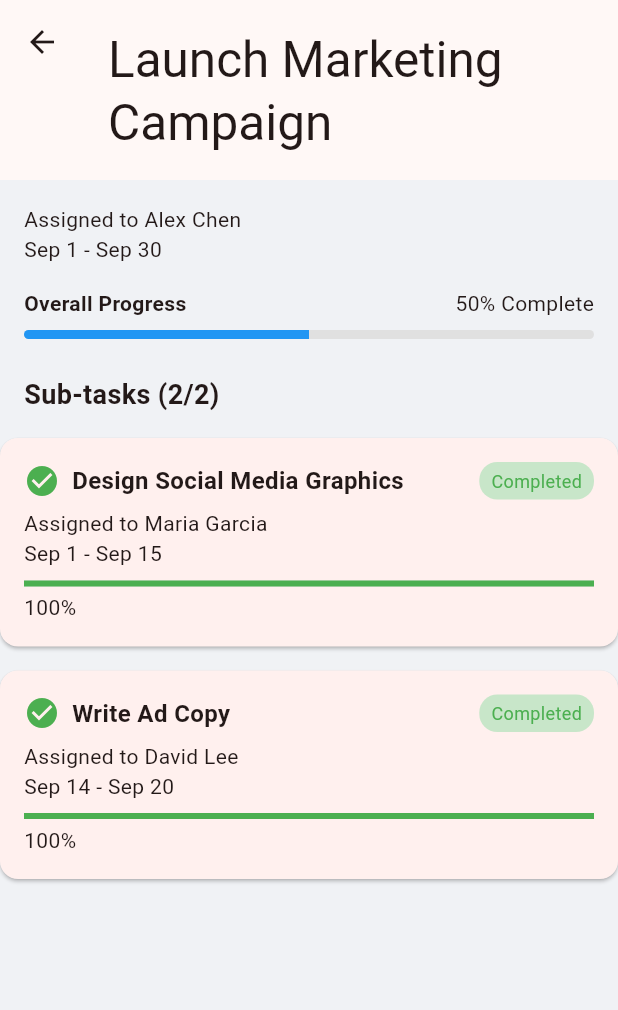
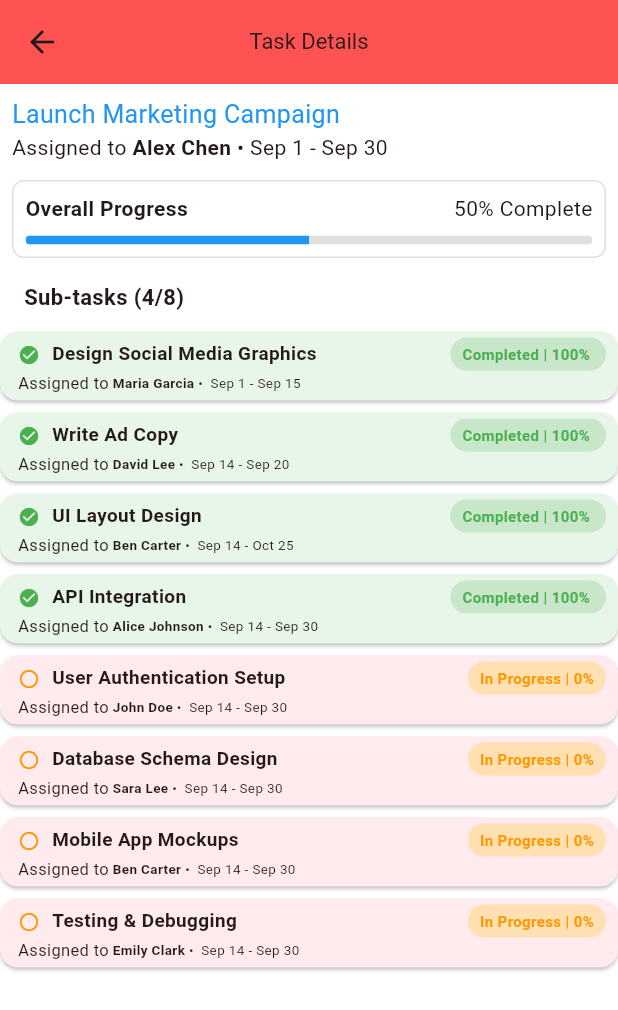
Before and after one commit to jubinkhan007/OnTrack, a Flutter app: the TaskDetailsScreen screen opened directly with empty values, on a phone screen of 412 x 824 dp. Shown: the top 1010 px of the screen. Run offline on Flutter 3.47's test engine with Material 3 defaults, Android fonts, the phone set to English and light mode, and no system bars; our stand-ins replace cached_network_image, device_info_plus, dio, firebase_core, firebase_messaging, flutter_image_compress and 12 more; accounts and stored records are empty; network calls fail; key blocks and very long unbroken strings in the code were emptied for the run.

Commit message:
Design Details task view

```diff
--- a/lib/config/strings.dart
+++ b/lib/config/strings.dart
@@ -45,6 +45,7 @@ class Strings {
   static const String select_priority = 'Select priority';
   static const String select = 'Select';
   static const String tasks = 'Tasks';
+  static const String task_details = 'Task Details';
   static const String setting = 'Setting';
   static const String add_staff = 'Add Staff';
   static const String first_task_entry = 'First Task Entry';
@@ -130,5 +131,9 @@ class Strings {
   /// NEW TASK \\\
  static const String createdByMe = "Created By Me";
  static const String assignedToMe = "Assigned To Me";
+ static const String assignedTo = "Assigned to";
+ static const String overAllProgress = "Overall Progress";
+ static const String complete = "Complete";
+ static const String dot = " • ";
 
 }
--- a/lib/screens/new_task/new_task_dashboard_screen.dart
+++ b/lib/screens/new_task/new_task_dashboard_screen.dart
@@ -9,6 +9,7 @@ import '../../widgets/new_task/filter_section.dart';
 import '../../widgets/new_task/status_cards.dart';
 import '../../widgets/new_task/tab_selector.dart';
 import '../../widgets/new_task/task_item.dart';
+import '../todo/todo_home_screen.dart';
 
 class NewTaskDashboardScreen extends StatelessWidget {
   static const String routeName = '/new_task_dashboard_screen';
@@ -30,7 +31,10 @@ class NewTaskDashboardScreen extends StatelessWidget {
       backgroundColor: Colors.white,
       floatingActionButton: FloatingActionButton(
         child: const Icon(Icons.add),
-        onPressed: () {},
+        onPressed: () {
+          Navigator.pushNamed(context, TodoHomeScreen.routeName,
+              arguments: "340553");
+        },
       ),
       body: SafeArea(
         child: CustomScrollView(
--- a/lib/screens/new_task/task_deatil_screen.dart
+++ b/lib/screens/new_task/task_deatil_screen.dart
@@ -1,81 +1,13 @@
 import 'package:flutter/material.dart';
 import 'package:provider/provider.dart';
-import 'package:tmbi/viewmodel/new_task/new_task_dashboard_viewmodel.dart';
+import 'package:tmbi/config/converts.dart';
 import 'package:tmbi/viewmodel/new_task/new_task_detail_task_viewmodel.dart';
 
+import '../../config/strings.dart';
 import '../../widgets/new_task/progressbar.dart';
 import '../../widgets/new_task/section_header.dart';
 import '../../widgets/new_task/sub_task_item.dart';
 
-/*
-
-class TaskDetailsScreen extends StatelessWidget {
-  const TaskDetailsScreen({super.key});
-
-  static Widget create(int index) {
-    return ChangeNotifierProvider(
-      create: (_) => NewTaskDetailTaskViewmodel(index: index),
-      child: TaskDetailsScreen(taskIndex: index),
-    );
-  }
-
-
-  @override
-  Widget build(BuildContext context) {
-    final task = Provider.of<NewTaskDashboardViewmodel>(context).task;
-
-    return Scaffold(
-      body: CustomScrollView(
-        slivers: [
-          SliverAppBar(
-            pinned: true,
-            expandedHeight: 120,
-            flexibleSpace: FlexibleSpaceBar(
-              title: Text(task.title),
-            ),
-          ),
-
-          // Task Header
-          SliverToBoxAdapter(
-            child: Padding(
-              padding: const EdgeInsets.all(16),
-              child: Column(
-                crossAxisAlignment: CrossAxisAlignment.start,
-                children: [
-                  Text("Assigned to ${task.assignee}"),
-                  Text(task.dateRange),
-                  const SizedBox(height: 16),
-                  Row(
-                    mainAxisAlignment: MainAxisAlignment.spaceBetween,
-                    children: [
-                      const Text("Overall Progress",
-                          style: TextStyle(fontWeight: FontWeight.bold)),
-                      Text("${task.progress}% Complete"),
-                    ],
-                  ),
-                  const SizedBox(height: 8),
-                  ProgressBar(progress: task.progress / 100),
-                ],
-              ),
-            ),
-          ),
-
-          SectionHeader(title: "Sub-tasks (${task.subtasks.where((s) => s.completed).length}/${task.subtasks.length})"),
-
-          SliverList(
-            delegate: SliverChildBuilderDelegate(
-                  (context, index) {
-                return SubTaskItem(subtask: task.subtasks[index]);
-              },
-              childCount: task.subtasks.length,
-            ),
-          ),
-        ],
-      ),
-    );
-  }
-}
-*/
 class TaskDetailsScreen extends StatelessWidget {
   final int taskIndex;
 
@@ -90,7 +22,6 @@ class TaskDetailsScreen extends StatelessWidget {
 
   @override
   Widget build(BuildContext context) {
-
     final vm = Provider.of<NewTaskDetailTaskViewmodel>(context);
 
     if (vm.isLoading) {
@@ -99,36 +30,69 @@ class TaskDetailsScreen extends StatelessWidget {
       );
     }
 
-    final task = vm.task;   // <-- Correct viewmodel
+    final task = vm.task;
 
     return Scaffold(
+      backgroundColor: Colors.white,
       body: vm.isLoading
           ? const Center(child: CircularProgressIndicator())
           : CustomScrollView(
               slivers: [
                 SliverAppBar(
-            pinned: true,
-            expandedHeight: 120,
-            flexibleSpace: FlexibleSpaceBar(
-              title: Text(task.title),
+                  title: Text(Strings.task_details, style: TextStyle(fontSize: Converts.c16),),
+                  centerTitle: true,
+                  backgroundColor: Colors.redAccent,
                 ),
-          ),
-
                 SliverToBoxAdapter(
                   child: Padding(
-              padding: const EdgeInsets.all(16),
+                    padding: const EdgeInsets.all(8),
                     child: Column(
                       crossAxisAlignment: CrossAxisAlignment.start,
                       children: [
-                  Text("Assigned to ${task.assignee}"),
-                  Text(task.dateRange),
-                  const SizedBox(height: 16),
+                        Text(
+                          task.title,
+                          style: TextStyle(
+                              fontSize: Converts.c16 + 2,
+                              color: Colors.blue,
+                              fontWeight: FontWeight.w400),
+                        ),
                         Row(
-                    mainAxisAlignment: MainAxisAlignment.spaceBetween,
                           children: [
-                      const Text("Overall Progress",
-                          style: TextStyle(fontWeight: FontWeight.bold)),
-                      Text("${task.progress}% Complete"),
+                            const Text(Strings.assignedTo),
+                            Text(
+                              " ${task.assignee}",
+                              style:
+                                  const TextStyle(fontWeight: FontWeight.bold),
+                            ),
+                            Text(
+                              " • ${task.dateRange}",
+                            ),
+                          ],
+                        ),
+                        // --- Completion Percentage --- \\
+                        const SizedBox(height: 12),
+                        Container(
+                          padding: const EdgeInsets.all(8),
+                          decoration: BoxDecoration(
+                            border: Border.all(
+                              color: Colors.grey.shade300,
+                              width: 1.0,
+                            ),
+                            borderRadius: BorderRadius.circular(
+                                8),
+                          ),
+                          child: Column(
+                            children: [
+                              Row(
+                                mainAxisAlignment:
+                                    MainAxisAlignment.spaceBetween,
+                                children: [
+                                  const Text(
+                                    Strings.overAllProgress,
+                                    style:
+                                        TextStyle(fontWeight: FontWeight.bold),
+                                  ),
+                                  Text("${task.progress}% ${Strings.complete}"),
                                 ],
                               ),
                               const SizedBox(height: 8),
@@ -136,13 +100,16 @@ class TaskDetailsScreen extends StatelessWidget {
                             ],
                           ),
                         ),
+                      ],
+                    ),
+                  ),
                 ),
 
+                // --- Sub Tasks --- \\
                 SectionHeader(
                   title:
                       "Sub-tasks (${task.subtasks.where((s) => s.completed).length}/${task.subtasks.length})",
                 ),
-
                 SliverList(
                   delegate: SliverChildBuilderDelegate(
                     (context, index) {
--- a/lib/viewmodel/new_task/new_task_detail_task_viewmodel.dart
+++ b/lib/viewmodel/new_task/new_task_detail_task_viewmodel.dart
@@ -5,7 +5,6 @@ import 'package:flutter/material.dart';
 import '../../models/new_task/sub_task.dart';
 
 class NewTaskDetailTaskViewmodel extends ChangeNotifier {
-
   late Task task;
   bool isLoading = true;
 
@@ -30,6 +29,48 @@ class NewTaskDetailTaskViewmodel extends ChangeNotifier {
           dateRange: "Sep 14 - Sep 20",
           progress: 100,
           completed: true,
+        ),
+        SubTask(
+          title: "UI Layout Design",
+          assignee: "Ben Carter",
+          dateRange: "Sep 14 - Oct 25",
+          progress: 100,
+          completed: true,
+        ),
+        SubTask(
+          title: "API Integration",
+          assignee: "Alice Johnson",
+          dateRange: "Sep 14 - Sep 30",
+          progress: 100,
+          completed: true,
+        ),
+        SubTask(
+          title: "User Authentication Setup",
+          assignee: "John Doe",
+          dateRange: "Sep 14 - Sep 30",
+          progress: 0,
+          completed: false,
+        ),
+        SubTask(
+          title: "Database Schema Design",
+          assignee: "Sara Lee",
+          dateRange: "Sep 14 - Sep 30",
+          progress: 0,
+          completed: false,
+        ),
+        SubTask(
+          title: "Mobile App Mockups",
+          assignee: "Ben Carter",
+          dateRange: "Sep 14 - Sep 30",
+          progress: 0,
+          completed: false,
+        ),
+        SubTask(
+          title: "Testing & Debugging",
+          assignee: "Emily Clark",
+          dateRange: "Sep 14 - Sep 30",
+          progress: 0,
+          completed: false,
         ),
       ],
     ),
@@ -96,5 +137,4 @@ class NewTaskDetailTaskViewmodel extends ChangeNotifier {
     isLoading = false;
     notifyListeners();
   }
-
 }
--- a/lib/widgets/new_task/section_header.dart
+++ b/lib/widgets/new_task/section_header.dart
@@ -1,4 +1,6 @@
 import 'package:flutter/material.dart';
+
+import '../../config/converts.dart';
 
 class SectionHeader extends StatelessWidget {
   final String title;
@@ -12,7 +14,7 @@ class SectionHeader extends StatelessWidget {
         padding: const EdgeInsets.symmetric(horizontal: 16, vertical: 8),
         child: Text(
           title,
-          style: const TextStyle(fontSize: 18, fontWeight: FontWeight.bold),
+          style: TextStyle(fontSize: Converts.c16, fontWeight: FontWeight.bold),
         ),
       ),
     );
--- a/lib/widgets/new_task/sub_task_item.dart
+++ b/lib/widgets/new_task/sub_task_item.dart
@@ -1,5 +1,7 @@
 import 'package:flutter/material.dart';
+import 'package:tmbi/config/strings.dart';
 
+import '../../config/converts.dart';
 import '../../models/new_task/sub_task.dart';
 
 class SubTaskItem extends StatelessWidget {
@@ -10,56 +12,82 @@ class SubTaskItem extends StatelessWidget {
   @override
   Widget build(BuildContext context) {
     return Card(
-      margin: const EdgeInsets.symmetric(vertical: 8),
+      color: subtask.completed ? Colors.green.shade50 : Colors.red.shade50,
+      margin: const EdgeInsets.symmetric(vertical: 4),
       child: Padding(
-        padding: const EdgeInsets.all(16),
+        padding: const EdgeInsets.only(left: 12, right: 8, top: 4, bottom: 4),
         child: Column(
           crossAxisAlignment: CrossAxisAlignment.start,
           children: [
             Row(
               children: [
                 Icon(
-                  subtask.completed ? Icons.check_circle : Icons.circle_outlined,
+                  subtask.completed
+                      ? Icons.check_circle
+                      : Icons.circle_outlined,
                   color: subtask.completed ? Colors.green : Colors.orange,
+                  size: Converts.c16,
                 ),
                 const SizedBox(width: 8),
+                // --- Title --- \\
                 Expanded(
                   child: Text(
                     subtask.title,
-                    style: const TextStyle(
-                      fontSize: 16,
+                    style: TextStyle(
+                      fontSize: Converts.c16 - 2,
                       fontWeight: FontWeight.bold,
                     ),
                   ),
                 ),
+                // status
                 Container(
-                  padding: const EdgeInsets.symmetric(horizontal: 8, vertical: 4),
+                  padding:
+                      const EdgeInsets.symmetric(horizontal: 8, vertical: 4),
                   decoration: BoxDecoration(
-                    color: subtask.completed ? Colors.green[100] : Colors.orange[100],
+                    color: subtask.completed
+                        ? Colors.green[100]
+                        : Colors.orange[100],
                     borderRadius: BorderRadius.circular(12),
                   ),
                   child: Text(
-                    subtask.completed ? "Completed" : "In Progress",
+                    subtask.completed
+                        ? "Completed | ${subtask.progress}% "
+                        : "In Progress | ${subtask.progress}%",
                     style: TextStyle(
-                      color: subtask.completed ? Colors.green : Colors.orange,
-                      fontSize: 12,
-                    ),
+                        color: subtask.completed ? Colors.green : Colors.orange,
+                        fontSize: 10,
+                        fontWeight: FontWeight.bold),
                   ),
                 )
               ],
             ),
-            const SizedBox(height: 6),
-            Text("Assigned to ${subtask.assignee}"),
-            Text(subtask.dateRange),
-            const SizedBox(height: 8),
-            LinearProgressIndicator(
+            //const SizedBox(height: 2),
+            Row(
+              children: [
+                Text(
+                  Strings.assignedTo,
+                  style: TextStyle(fontSize: Converts.c12),
+                ),
+                Text(
+                  " ${subtask.assignee}",
+                  style: TextStyle(
+                      fontSize: Converts.c12 - 2, fontWeight: FontWeight.bold),
+                ),
+                Text("${Strings.dot} ${subtask.dateRange}",
+                    style: TextStyle(fontSize: Converts.c12 - 2)),
+                //Text(" | ${subtask.progress}%", style: const TextStyle(color: Colors.green, fontWeight: FontWeight.bold),),
+              ],
+            ),
+            //Text(subtask.dateRange),
+            //const SizedBox(height: 8),
+            /*LinearProgressIndicator(
               value: subtask.progress / 100,
               minHeight: 4,
               color: subtask.completed ? Colors.green : Colors.orange,
               backgroundColor: Colors.grey[300],
             ),
-            const SizedBox(height: 4),
-            Text("${subtask.progress}%"),
+            const SizedBox(height: 4),*/
+            //Text("${subtask.progress}%"),
           ],
         ),
       ),
```
Also changed, not shown: lib/config/router.dart (+13 -5 lines), lib/screens/login_screen.dart (+7 -0 lines), lib/screens/new_task/signup_screen.dart (added, +156 -0 lines), lib/viewmodel/new_task/signup_viewmodel.dart (added, +48 -0 lines), lib/widgets/new_task/app_header.dart (+5 -2 lines), lib/widgets/new_task/custom_edit_text.dart (added, +49 -0 lines). Lines whose indentation alone changed are shown as unchanged.
